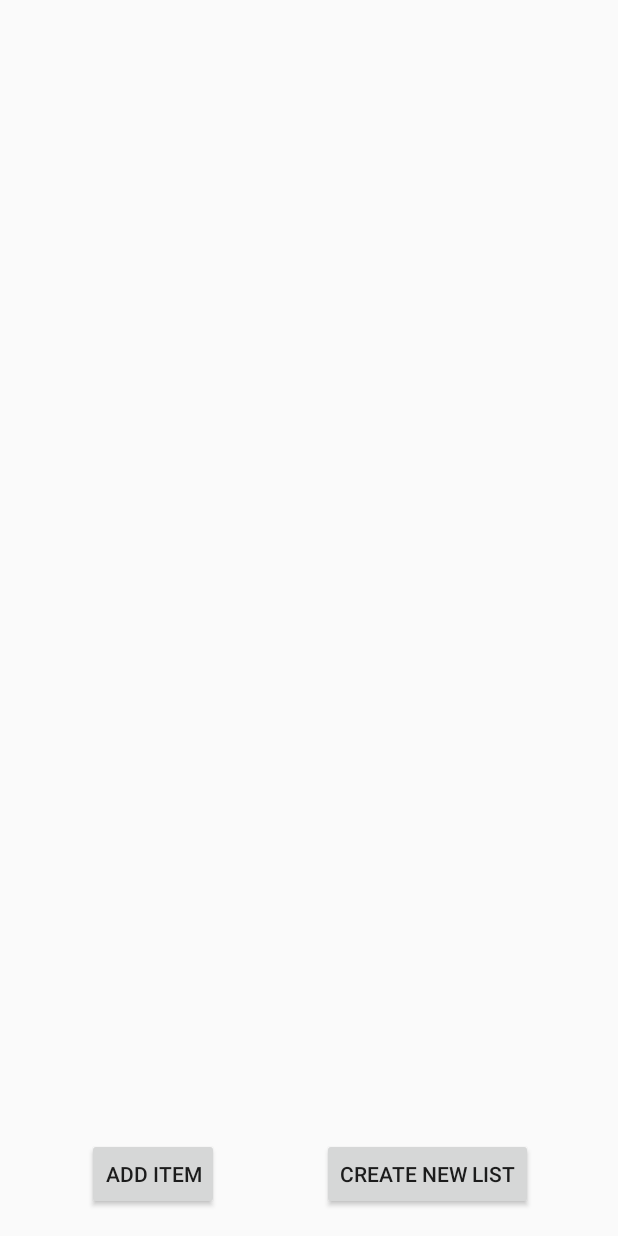
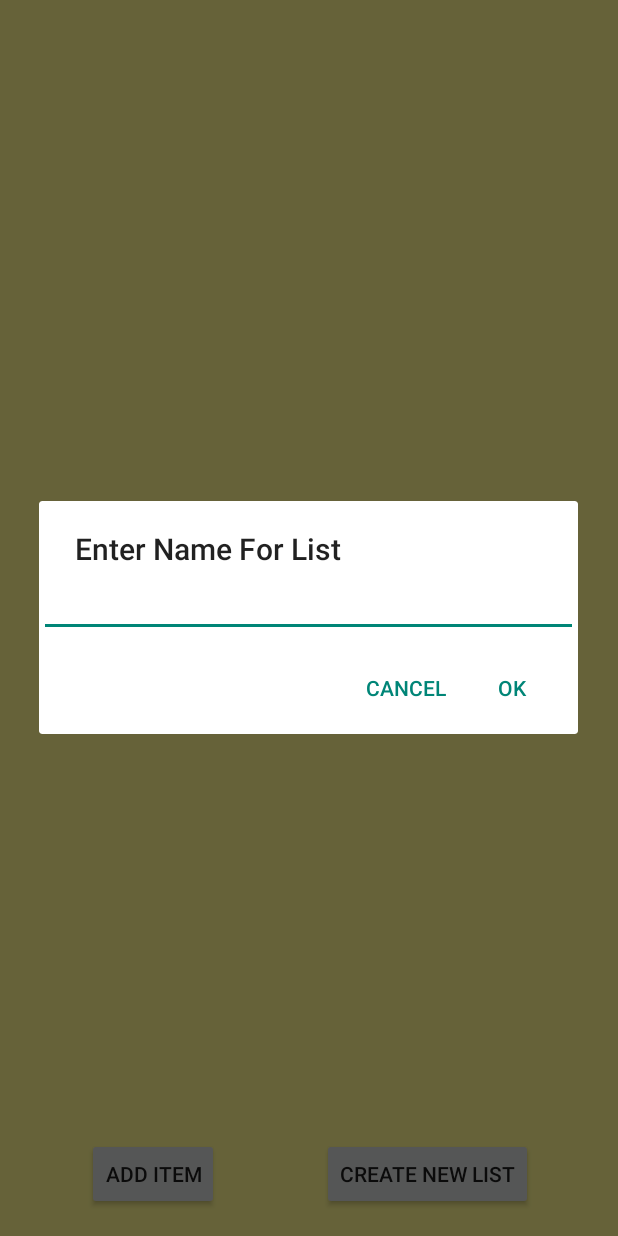
Before and after one commit to RoyiJourno/MyShoppingList, an Android app: the listOfProduct screen opened directly, with no data from a screen before it, after a tap on "CREATE NEW LIST", on a phone screen of 412 x 824 dp. Run offline under Robolectric (Android 15) with nearby library versions, the phone set to English and light mode, and no system bars; our stand-ins replace Firebase (no records; nobody signed in at launch, a user with empty details on screens opened directly); 1 statement that could not run was skipped.

Commit message:
עובד חלקית

```diff
--- a/app/src/main/java/com/royijournogmail/myshoppinglist/ListForUser.java
+++ b/app/src/main/java/com/royijournogmail/myshoppinglist/ListForUser.java
@@ -7,5 +7,16 @@ import java.util.ArrayList;
  */
 
 public class ListForUser {
+    String name;
     ArrayList<Product> listOfProduct;
+
+    public ListForUser(String name)
+    {
+        this.name=name;
+        this.listOfProduct= new ArrayList<Product>();
+    }
+
+    public void updateProdToList(Product p){
+        this.listOfProduct.add(p);
+    }
 }
--- a/app/src/main/java/com/royijournogmail/myshoppinglist/User.java
+++ b/app/src/main/java/com/royijournogmail/myshoppinglist/User.java
@@ -25,4 +25,8 @@ public class User {
    public void updateProdToUser(Product p){
         this.listOfProduct.add(p);
     }
+
+    public void updateListToUser(ListForUser l){
+        this.listOfLists.add(l);
+    }
 }
--- a/app/src/main/java/com/royijournogmail/myshoppinglist/listOfProduct.java
+++ b/app/src/main/java/com/royijournogmail/myshoppinglist/listOfProduct.java
@@ -1,13 +1,21 @@
 package com.royijournogmail.myshoppinglist;
 
+import android.content.Context;
+import android.content.DialogInterface;
 import android.content.Intent;
 import android.graphics.Color;
 import android.graphics.drawable.ColorDrawable;
+import android.os.Build;
+import android.support.annotation.RequiresApi;
+import android.support.v7.app.AlertDialog;
 import android.support.v7.app.AppCompatActivity;
 import android.os.Bundle;
+import android.text.InputType;
 import android.view.View;
+import android.view.ViewGroup;
 import android.widget.AdapterView;
 import android.widget.ArrayAdapter;
+import android.widget.EditText;
 import android.widget.ListView;
 import android.widget.Toast;
 
@@ -25,40 +33,69 @@ import java.util.Iterator;
 import java.util.List;
 import java.util.Map;
 
+import static java.lang.Thread.sleep;
+
 public class listOfProduct extends AppCompatActivity {
     final ArrayList<Integer> indexOfSelectedItemd=new ArrayList<Integer>();
+    final User[] new_user = new User[1];
+    final Context context = this; ///////////for dialog box
     @Override
     protected void onCreate(Bundle savedInstanceState) {
         super.onCreate(savedInstanceState);
         setContentView(R.layout.activity_list_of_product);
         final ListView listview = (ListView)findViewById(R.id.listView1);
-        FirebaseAuth userInfo = FirebaseAuth.getInstance();
+        final FirebaseAuth userInfo = FirebaseAuth.getInstance();
         final String u_id = userInfo.getUid();
         final ListView[] list=new ListView[1];
         list[0] = (ListView)findViewById(R.id.listView1);
         FirebaseDatabase database = FirebaseDatabase.getInstance();
         DatabaseReference ref = database.getReference().child(u_id);
 
+        final String[] name_for_list=new String[1]; ///////////for dialog box
 
         ref.addListenerForSingleValueEvent(new ValueEventListener(){
             @Override
             public void onDataChange(DataSnapshot dataSnapshot) {
+                String u_name = dataSnapshot.child("name").getValue().toString();
+                new_user[0] =new User(u_name);
+
                 Iterable<DataSnapshot> children = dataSnapshot.child("listOfProduct").getChildren();
                 ArrayList<String> items= new ArrayList<String>();
                 int count=1;
+                //bring user and update list view
                 for (DataSnapshot child : children)
                 {
                     String name = child.child("p_name").getValue().toString();
                     String desc = child.child("p_description").getValue().toString();
                    String str=new String(count+". "+"Name: "+ name + "  |  Description: " + desc );
+                    Product p= new Product(name, null,desc);
+                    new_user[0].updateProdToUser(p);
                    count++;
-
-
                     items.add(str);
 
                 }
 
+                //////////bring lists
+                Iterable<DataSnapshot> children_l = dataSnapshot.child("listOfLists").getChildren();
+                for (DataSnapshot child : children_l) //list of lists
+                {
+                    Iterable<DataSnapshot> children2 = child.child("listOfProduct").getChildren();
+                    String name_l = child.child("name").getValue().toString();
+                    ListForUser list_for_user=new ListForUser(name_l);
+                    for (DataSnapshot child2 : children2) //products
+                    {
+                        String name_p = child2.child("p_name").getValue().toString();
+                        String desc = child2.child("p_description").getValue().toString();
+                        Product p= new Product(name_p, null,desc);
+                        list_for_user.updateProdToList(p);
+
+                    }
+                    new_user[0].updateListToUser(list_for_user);
+
+                }
+
                 ArrayAdapter<String> adapter = new ArrayAdapter<String>(listOfProduct.this, android.R.layout.simple_list_item_1, items);
+
                 list[0].setAdapter(adapter);
 
 
@@ -73,6 +110,32 @@ public class listOfProduct extends AppCompatActivity {
         (findViewById(R.id.createList)).setOnClickListener(new View.OnClickListener() {
             @Override
             public void onClick(View v) {
+                //////////dialog box to enter name of list
+
+                AlertDialog.Builder builder = new AlertDialog.Builder(context);
+                builder.setTitle("Enter Name For List");
+                final EditText input = new EditText(context);
+                input.setInputType(InputType.TYPE_CLASS_TEXT);
+                builder.setView(input);
+                builder.setPositiveButton("OK", new DialogInterface.OnClickListener() {
+                    @Override
+                    public void onClick(DialogInterface dialog, int which) {
+                        name_for_list[0] = input.getText().toString();
+                        // Toast.makeText(getApplicationContext(), "Hello, " +m_Text,
+                        //         Toast.LENGTH_SHORT).show();
+                    }
+                });
+                builder.setNegativeButton("Cancel", new DialogInterface.OnClickListener() {
+                    @Override
+                    public void onClick(DialogInterface dialog, int which) {
+                        name_for_list[0] = "No Name";
+                        dialog.cancel();
+                    }
+                });
+                builder.show();
+
+                ////end dialog box
+
                 FirebaseDatabase database = FirebaseDatabase.getInstance();
                 DatabaseReference ref = database.getReference().child(u_id);
                 ref.addListenerForSingleValueEvent(new ValueEventListener(){
@@ -80,8 +143,11 @@ public class listOfProduct extends AppCompatActivity {
                     public void onDataChange(DataSnapshot dataSnapshot) {
                         Iterable<DataSnapshot> children = dataSnapshot.child("listOfProduct").getChildren();
                         ArrayList<String> items= new ArrayList<String>();
-                        int count=1;
-                        bringUser(); ///new_user
+                        int count=0;
+
+
+                        ListForUser list_for_user=new ListForUser(name_for_list[0]);
+                      //  list_for_user.name=name_for_list[0];
                         for (DataSnapshot child : children)
                         {
                             if (selectedIndex(count))
@@ -89,12 +155,12 @@ public class listOfProduct extends AppCompatActivity {
                                 String name = child.child("p_name").getValue().toString();
                                 String desc = child.child("p_description").getValue().toString();
                                 Product p= new Product(name, null,desc);
+                                list_for_user.updateProdToList(p);
                             }
-
                             count++;
-
-
-                        }
+                        } //for
+                        new_user[0].updateListToUser(list_for_user);
+                        update_user();
 
                     }
 
@@ -122,17 +188,17 @@ public class listOfProduct extends AppCompatActivity {
             public void onItemClick(AdapterView<?> parent, View view, int position, long id)
             {
                 indexOfSelectedItemd.add(position);
-                Toast.makeText(getApplicationContext(), "Value is: " +view.getBackground().toString(), Toast.LENGTH_SHORT).show();
-                /*if (view.getBackground().toString().equals("YELLOW"))
+                view.setBackgroundColor(Color.parseColor("#ff6f69"));
+            /*    if (((ColorDrawable)view.getBackground()).getColor()==Color.parseColor("#fff68f"))
                 {
-                    view.setBackgroundColor(Color.WHITE);
+                    view.setBackgroundColor(Color.parseColor("#ff6f69"));
 
                 }
                 else
                 {
-                    view.setBackgroundColor(Color.YELLOW);
+                    view.setBackgroundColor(Color.parseColor("#fff68f"));
 
-                }*/
+                } */
 
 
              /*   if(position==0)
@@ -152,40 +218,12 @@ public class listOfProduct extends AppCompatActivity {
         }
         return false;
     }
-    final User[] new_user = new User[1];
-    public void bringUser()
-    {
 
-        FirebaseAuth userInfo = FirebaseAuth.getInstance();
-        final String u_id = userInfo.getUid();
 
-        FirebaseDatabase database = FirebaseDatabase.getInstance();
-        final DatabaseReference ref = database.getReference().child(u_id);
-        // Attach a listener to read the data at our posts reference
-        ref.addListenerForSingleValueEvent(new ValueEventListener() {
-            @Override
-            public void onDataChange(DataSnapshot dataSnapshot) {
-                Iterable<DataSnapshot> children = dataSnapshot.child("listOfProduct").getChildren();
-                String u_name = dataSnapshot.child("name").getValue().toString();
-                new_user[0] =new User(u_name);
 
-                for (DataSnapshot child : children)
-                {
-                    String name = child.child("p_name").getValue().toString();
-                     String desc = child.child("p_description").getValue().toString();
-                    Product p= new Product(name, null,desc);
-                    new_user[0].updateProdToUser(p);
 
-                }
- ///               update_user();
-            }
-            @Override
-            public void onCancelled(DatabaseError databaseError) {
-                System.out.println("The read failed: " + databaseError.getCode());
-            }
-        });
 
-    }
+
 
     public void update_user() {
         FirebaseDatabase database = FirebaseDatabase.getInstance();
--- a/app/src/main/res/layout/activity_list_of_product.xml
+++ b/app/src/main/res/layout/activity_list_of_product.xml
@@ -4,11 +4,13 @@
     xmlns:tools="http://schemas.android.com/tools"
     android:layout_width="match_parent"
     android:layout_height="match_parent"
+    android:background="#fff68f"
     tools:context="com.royijournogmail.myshoppinglist.listOfProduct">
     <ListView
         android:id="@+id/listView1"
         android:layout_width="0dp"
         android:layout_height="0dp"
+        android:background="#fff68f"
         android:layout_marginBottom="13dp"
         android:layout_marginEnd="8dp"
         android:layout_marginStart="8dp"
```
Also changed, not shown: app/src/main/java/com/royijournogmail/myshoppinglist/AddItemToList.java (+22 -1 lines), 1 other file.
